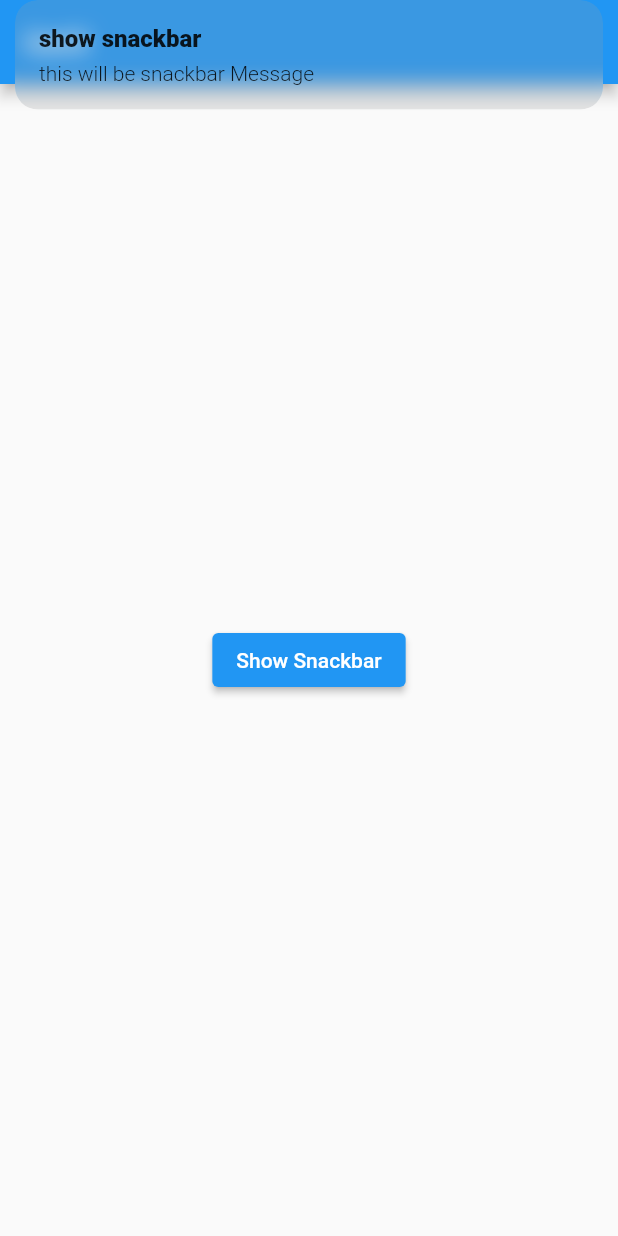
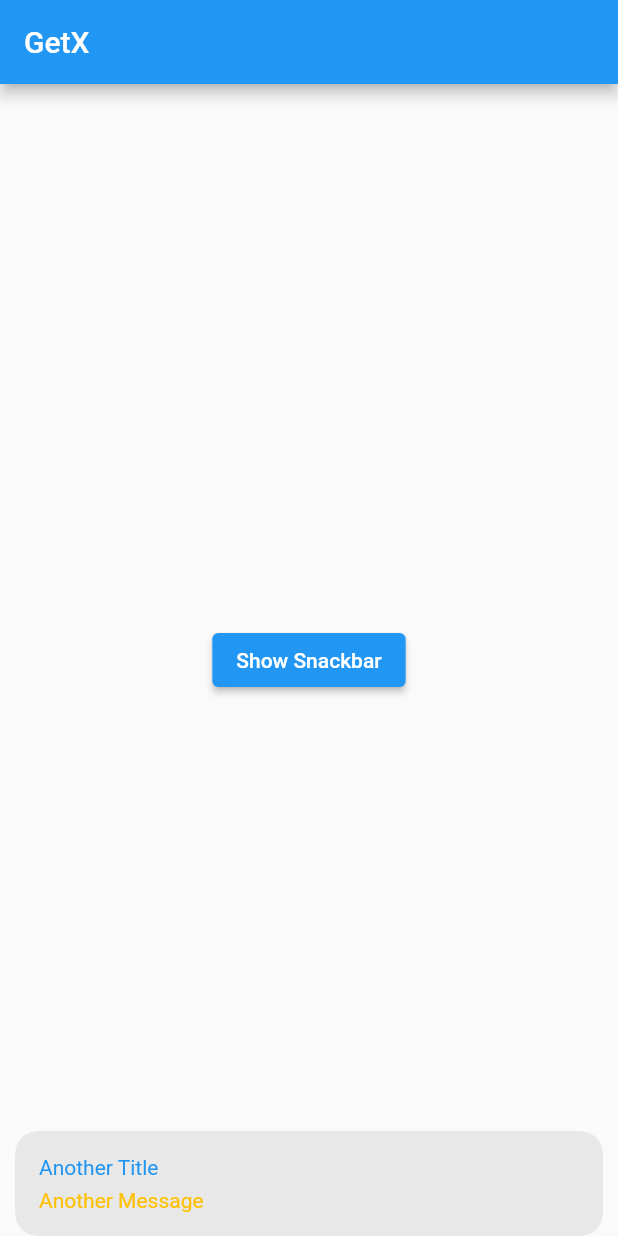
Before and after one commit to ZahangirAlamJP/flutter_get_x, a Flutter app: the screen it shows after launch, after a tap on "Show Snackbar", on a phone screen of 412 x 824 dp. Run offline on Flutter 3.47's test engine with Material 2 defaults, Android fonts, the phone set to English and light mode, and no system bars; our stand-ins replace get.

Commit message:
SnackPosition.BOTTOM Position & Text Color

```diff
--- a/lib/main.dart
+++ b/lib/main.dart
@@ -18,7 +18,12 @@ class GetX extends StatelessWidget {
       crossAxisAlignment: CrossAxisAlignment.center, children: [
 
 ElevatedButton(onPressed: (){
-Get.snackbar("show snackbar", "this will be snackbar Message");
+Get.snackbar("show snackbar", "this will be snackbar Message",
+//SnackPosition.BOTTOM Position & Text Color
+snackPosition: SnackPosition.BOTTOM,
+titleText: Text("Another Title",style: TextStyle(color: Colors.blue),),
+messageText: Text("Another Message",style: TextStyle(color: Colors.amber),),
+);
 }, child: Text("Show Snackbar")),
       ],),),
     );
```
